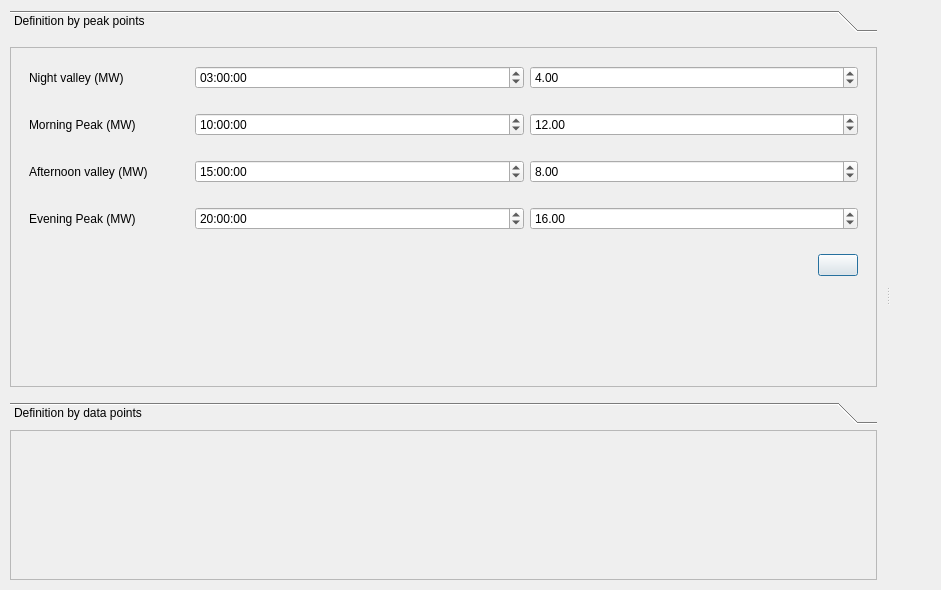
Qt form src/GridCal/Gui/LoadDesigner/gui.ui (SanPen/GridCal) before a commit.
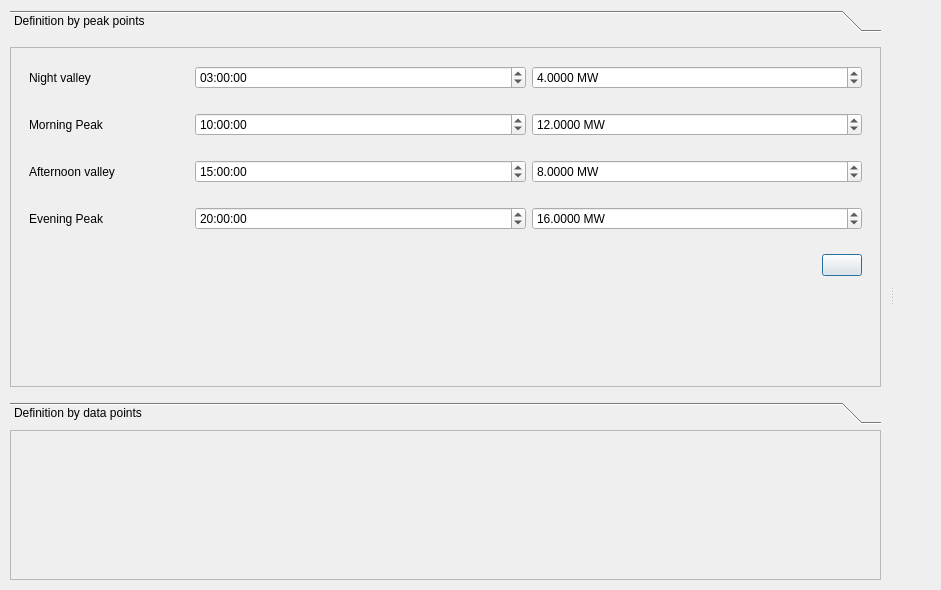
The same form after that commit. Icons and pictures are not drawn. Custom widgets are drawn as their Qt base class.

```diff
--- a/src/GridCal/Gui/LoadDesigner/gui.ui
+++ b/src/GridCal/Gui/LoadDesigner/gui.ui
@@ -48,6 +48,14 @@
           <number>0</number>
          </property>
          <widget class="QWidget" name="page_3">
+          <property name="geometry">
+           <rect>
+            <x>0</x>
+            <y>0</y>
+            <width>848</width>
+            <height>352</height>
+           </rect>
+          </property>
           <attribute name="label">
            <string>Definition by peak points</string>
           </attribute>
@@ -91,7 +99,7 @@
                     </size>
                    </property>
                    <property name="text">
-                    <string>Night valley (MW)</string>
+                    <string>Night valley</string>
                    </property>
                   </widget>
                  </item>
@@ -108,6 +116,15 @@
                  </item>
                  <item>
                   <widget class="QDoubleSpinBox" name="night_valley_doubleSpinBox">
+                   <property name="suffix">
+                    <string> MW</string>
+                   </property>
+                   <property name="decimals">
+                    <number>4</number>
+                   </property>
+                   <property name="maximum">
+                    <double>9999999.000000000000000</double>
+                   </property>
                    <property name="value">
                     <double>4.000000000000000</double>
                    </property>
@@ -134,7 +151,7 @@
                     </size>
                    </property>
                    <property name="text">
-                    <string>Morning Peak (MW)</string>
+                    <string>Morning Peak</string>
                    </property>
                   </widget>
                  </item>
@@ -151,6 +168,15 @@
                  </item>
                  <item>
                   <widget class="QDoubleSpinBox" name="morning_peak_doubleSpinBox">
+                   <property name="suffix">
+                    <string> MW</string>
+                   </property>
+                   <property name="decimals">
+                    <number>4</number>
+                   </property>
+                   <property name="maximum">
+                    <double>9999999.000000000000000</double>
+                   </property>
                    <property name="value">
                     <double>12.000000000000000</double>
                    </property>
@@ -177,7 +203,7 @@
                     </size>
                    </property>
                    <property name="text">
-                    <string>Afternoon valley (MW)</string>
+                    <string>Afternoon valley</string>
                    </property>
                   </widget>
                  </item>
@@ -194,6 +220,15 @@
                  </item>
                  <item>
                   <widget class="QDoubleSpinBox" name="afternoon_valley_doubleSpinBox">
+                   <property name="suffix">
+                    <string> MW</string>
+                   </property>
+                   <property name="decimals">
+                    <number>4</number>
+                   </property>
+                   <property name="maximum">
+                    <double>9999999.000000000000000</double>
+                   </property>
                    <property name="value">
                     <double>8.000000000000000</double>
                    </property>
@@ -220,7 +255,7 @@
                     </size>
                    </property>
                    <property name="text">
-                    <string>Evening Peak (MW)</string>
+                    <string>Evening Peak</string>
                    </property>
                   </widget>
                  </item>
@@ -237,6 +272,15 @@
                  </item>
                  <item>
                   <widget class="QDoubleSpinBox" name="evening_peak_doubleSpinBox">
+                   <property name="suffix">
+                    <string> MW</string>
+                   </property>
+                   <property name="decimals">
+                    <number>4</number>
+                   </property>
+                   <property name="maximum">
+                    <double>9999999.000000000000000</double>
+                   </property>
                    <property name="value">
                     <double>16.000000000000000</double>
                    </property>
```
Left out of the diff: 2 changed lines with no effect on the pictures.
